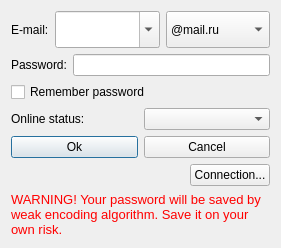
Qt form src/gui/logindialog.ui (Maximuzzzzz/myagent-im) before a commit.
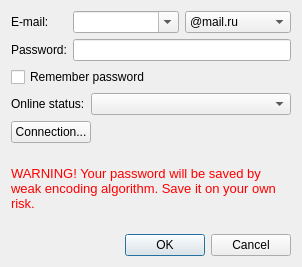
The same form after that commit. Icons and pictures are not drawn.

Commit message: fixes in login dialog

Diff of the .ui file:
```diff
--- a/src/gui/logindialog.ui
+++ b/src/gui/logindialog.ui
@@ -9,8 +9,8 @@
    <rect>
     <x>0</x>
     <y>0</y>
-    <width>281</width>
-    <height>248</height>
+    <width>302</width>
+    <height>267</height>
    </rect>
   </property>
   <property name="sizePolicy">
@@ -34,28 +34,18 @@
   </property>
   <layout class="QVBoxLayout" name="verticalLayout">
    <item>
-    <layout class="QHBoxLayout" name="horizontalLayout_3">
-     <item>
+    <layout class="QGridLayout" name="gridLayout">
+     <item row="0" column="0">
       <widget class="QLabel" name="emailLabel">
-       <property name="sizePolicy">
-        <sizepolicy hsizetype="Maximum" vsizetype="Preferred">
-         <horstretch>0</horstretch>
-         <verstretch>0</verstretch>
-        </sizepolicy>
-       </property>
        <property name="text">
         <string>E-mail:</string>
        </property>
       </widget>
      </item>
+     <item row="0" column="1">
+      <layout class="QHBoxLayout" name="horizontalLayout_2">
      <item>
       <widget class="QComboBox" name="loginBox">
-       <property name="sizePolicy">
-        <sizepolicy hsizetype="Minimum" vsizetype="Preferred">
-         <horstretch>0</horstretch>
-         <verstretch>0</verstretch>
-        </sizepolicy>
-       </property>
        <property name="editable">
         <bool>true</bool>
        </property>
@@ -63,12 +53,6 @@
      </item>
      <item>
       <widget class="QComboBox" name="domainBox">
-       <property name="sizePolicy">
-        <sizepolicy hsizetype="Preferred" vsizetype="Preferred">
-         <horstretch>0</horstretch>
-         <verstretch>0</verstretch>
-        </sizepolicy>
-       </property>
        <item>
         <property name="text">
          <string notr="true">@mail.ru</string>
@@ -93,24 +77,14 @@
      </item>
     </layout>
    </item>
-   <item>
-    <layout class="QVBoxLayout" name="verticalLayout_2">
-     <item>
-      <layout class="QHBoxLayout" name="horizontalLayout_2">
-       <item>
+     <item row="1" column="0">
         <widget class="QLabel" name="passwordLabel">
-         <property name="sizePolicy">
-          <sizepolicy hsizetype="Maximum" vsizetype="Preferred">
-           <horstretch>0</horstretch>
-           <verstretch>0</verstretch>
-          </sizepolicy>
-         </property>
          <property name="text">
           <string>Password:</string>
          </property>
         </widget>
        </item>
-       <item>
+     <item row="1" column="1">
         <widget class="QLineEdit" name="passwordEdit">
          <property name="echoMode">
           <enum>QLineEdit::Password</enum>
@@ -129,10 +103,8 @@
        </property>
       </widget>
      </item>
-    </layout>
-   </item>
    <item>
-    <layout class="QHBoxLayout">
+    <layout class="QHBoxLayout" name="horizontalLayout_3">
      <item>
       <widget class="QLabel" name="onlineStatusLabel">
        <property name="text">
@@ -141,26 +113,12 @@
       </widget>
      </item>
      <item>
-      <widget class="QComboBox" name="onlineStatusBox"/>
-     </item>
-    </layout>
-   </item>
-   <item>
-    <layout class="QHBoxLayout">
-     <item>
-      <widget class="QPushButton" name="okButton">
-       <property name="text">
-        <string>Ok</string>
-       </property>
-       <property name="default">
-        <bool>true</bool>
-       </property>
-      </widget>
-     </item>
-     <item>
-      <widget class="QPushButton" name="cancelButton">
-       <property name="text">
-        <string>Cancel</string>
+      <widget class="QComboBox" name="onlineStatusBox">
+       <property name="sizePolicy">
+        <sizepolicy hsizetype="Expanding" vsizetype="Fixed">
+         <horstretch>0</horstretch>
+         <verstretch>0</verstretch>
+        </sizepolicy>
        </property>
       </widget>
      </item>
@@ -168,6 +126,13 @@
    </item>
    <item>
     <layout class="QHBoxLayout" name="horizontalLayout">
+     <item>
+      <widget class="QPushButton" name="settingsButton">
+       <property name="text">
+        <string>Connection...</string>
+       </property>
+      </widget>
+     </item>
      <item>
       <spacer name="horizontalSpacer">
        <property name="orientation">
@@ -181,13 +146,6 @@
        </property>
       </spacer>
      </item>
-     <item>
-      <widget class="QPushButton" name="settingsButton">
-       <property name="text">
-        <string>Connection...</string>
-       </property>
-      </widget>
-     </item>
     </layout>
    </item>
    <item>
@@ -204,6 +162,13 @@
      </property>
     </widget>
    </item>
+   <item>
+    <widget class="QDialogButtonBox" name="buttonBox">
+     <property name="standardButtons">
+      <set>QDialogButtonBox::Cancel|QDialogButtonBox::Ok</set>
+     </property>
+    </widget>
+   </item>
   </layout>
  </widget>
  <tabstops>
```
Left out of the diff: 4 changed lines with no effect on the pictures. Lines whose indentation alone changed are shown as unchanged. The commit also changes 2 other files.
